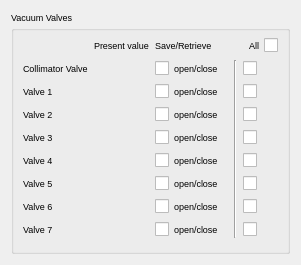
Qt form src/widgets/ui/snapshot_vacuum.ui (srgblnch/LinacGUI) before a commit.
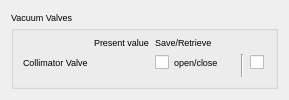
The same form after that commit. Custom widgets are drawn as their Qt base class.

The edit to the form file:
```diff
--- a/src/widgets/ui/snapshot_vacuum.ui
+++ b/src/widgets/ui/snapshot_vacuum.ui
@@ -6,8 +6,8 @@
    <rect>
     <x>0</x>
     <y>0</y>
-    <width>301</width>
-    <height>265</height>
+    <width>289</width>
+    <height>83</height>
    </rect>
   </property>
   <property name="font">
@@ -25,59 +25,6 @@
       <string>Vacuum Valves</string>
      </property>
      <layout class="QGridLayout" name="gridLayout_2">
-      <item row="5" column="1">
-       <widget class="TaurusLed" name="VaccumValve3Read">
-        <property name="minimumSize">
-         <size>
-          <width>15</width>
-          <height>15</height>
-         </size>
-        </property>
-        <property name="maximumSize">
-         <size>
-          <width>15</width>
-          <height>15</height>
-         </size>
-        </property>
-       </widget>
-      </item>
-      <item row="5" column="2" colspan="2">
-       <widget class="QCheckBox" name="VaccumValve3Write">
-        <property name="text">
-         <string>open/close</string>
-        </property>
-       </widget>
-      </item>
-      <item row="6" column="5">
-       <widget class="QCheckBox" name="VaccumValve4Check">
-        <property name="text">
-         <string/>
-        </property>
-       </widget>
-      </item>
-      <item row="7" column="0">
-       <widget class="QLabel" name="VaccumValve5Label">
-        <property name="text">
-         <string>Valve 5</string>
-        </property>
-       </widget>
-      </item>
-      <item row="7" column="1">
-       <widget class="TaurusLed" name="VaccumValve5Read">
-        <property name="minimumSize">
-         <size>
-          <width>15</width>
-          <height>15</height>
-         </size>
-        </property>
-        <property name="maximumSize">
-         <size>
-          <width>15</width>
-          <height>15</height>
-         </size>
-        </property>
-       </widget>
-      </item>
       <item row="2" column="1">
        <widget class="TaurusLed" name="VaccumCollimatorValveRead">
         <property name="minimumSize">
@@ -94,73 +41,6 @@
         </property>
        </widget>
       </item>
-      <item row="3" column="1">
-       <widget class="TaurusLed" name="VaccumValve1Read">
-        <property name="minimumSize">
-         <size>
-          <width>15</width>
-          <height>15</height>
-         </size>
-        </property>
-        <property name="maximumSize">
-         <size>
-          <width>15</width>
-          <height>15</height>
-         </size>
-        </property>
-       </widget>
-      </item>
-      <item row="3" column="2" colspan="2">
-       <widget class="QCheckBox" name="VaccumValve1Write">
-        <property name="text">
-         <string>open/close</string>
-        </property>
-       </widget>
-      </item>
-      <item row="3" column="5">
-       <widget class="QCheckBox" name="VaccumValve1Check">
-        <property name="text">
-         <string/>
-        </property>
-       </widget>
-      </item>
-      <item row="4" column="0">
-       <widget class="QLabel" name="VaccumValve2Label">
-        <property name="text">
-         <string>Valve 2</string>
-        </property>
-       </widget>
-      </item>
-      <item row="8" column="2" colspan="2">
-       <widget class="QCheckBox" name="VaccumValve6Write">
-        <property name="text">
-         <string>open/close</string>
-        </property>
-       </widget>
-      </item>
-      <item row="4" column="1">
-       <widget class="TaurusLed" name="VaccumValve2Read">
-        <property name="minimumSize">
-         <size>
-          <width>15</width>
-          <height>15</height>
-         </size>
-        </property>
-        <property name="maximumSize">
-         <size>
-          <width>15</width>
-          <height>15</height>
-         </size>
-        </property>
-       </widget>
-      </item>
-      <item row="4" column="2" colspan="2">
-       <widget class="QCheckBox" name="VaccumValve2Write">
-        <property name="text">
-         <string>open/close</string>
-        </property>
-       </widget>
-      </item>
       <item row="2" column="2" colspan="2">
        <widget class="QCheckBox" name="VaccumCollimatorValveWrite">
         <property name="text">
@@ -168,57 +48,6 @@
         </property>
        </widget>
       </item>
-      <item row="7" column="2" colspan="2">
-       <widget class="QCheckBox" name="VaccumValve5Write">
-        <property name="text">
-         <string>open/close</string>
-        </property>
-       </widget>
-      </item>
-      <item row="7" column="5">
-       <widget class="QCheckBox" name="VaccumValve5Check">
-        <property name="text">
-         <string/>
-        </property>
-       </widget>
-      </item>
-      <item row="4" column="5">
-       <widget class="QCheckBox" name="VaccumValve2Check">
-        <property name="text">
-         <string/>
-        </property>
-       </widget>
-      </item>
-      <item row="5" column="0">
-       <widget class="QLabel" name="VaccumValve3Label">
-        <property name="text">
-         <string>Valve 3</string>
-        </property>
-       </widget>
-      </item>
-      <item row="6" column="1">
-       <widget class="TaurusLed" name="VaccumValve4Read">
-        <property name="minimumSize">
-         <size>
-          <width>15</width>
-          <height>15</height>
-         </size>
-        </property>
-        <property name="maximumSize">
-         <size>
-          <width>15</width>
-          <height>15</height>
-         </size>
-        </property>
-       </widget>
-      </item>
-      <item row="6" column="2" colspan="2">
-       <widget class="QCheckBox" name="VaccumValve4Write">
-        <property name="text">
-         <string>open/close</string>
-        </property>
-       </widget>
-      </item>
       <item row="2" column="5">
        <widget class="QCheckBox" name="VaccumCollimatorValveCheck">
         <property name="text">
@@ -226,102 +55,7 @@
         </property>
        </widget>
       </item>
-      <item row="3" column="0">
-       <widget class="QLabel" name="VaccumValve1Label">
-        <property name="text">
-         <string>Valve 1</string>
-        </property>
-       </widget>
-      </item>
-      <item row="9" column="1">
-       <widget class="TaurusLed" name="VaccumValve7Read">
-        <property name="minimumSize">
-         <size>
-          <width>15</width>
-          <height>15</height>
-         </size>
-        </property>
-        <property name="maximumSize">
-         <size>
-          <width>15</width>
-          <height>15</height>
-         </size>
-        </property>
-       </widget>
-      </item>
-      <item row="9" column="2" colspan="2">
-       <widget class="QCheckBox" name="VaccumValve7Write">
-        <property name="text">
-         <string>open/close</string>
-        </property>
-       </widget>
-      </item>
-      <item row="9" column="5">
-       <widget class="QCheckBox" name="VaccumValve7Check">
-        <property name="text">
-         <string/>
-        </property>
-       </widget>
-      </item>
-      <item row="8" column="1">
-       <widget class="TaurusLed" name="VaccumValve6Read">
-        <property name="minimumSize">
-         <size>
-          <width>15</width>
-          <height>15</height>
-         </size>
-        </property>
-        <property name="maximumSize">
-         <size>
-          <width>15</width>
-          <height>15</height>
-         </size>
-        </property>
-       </widget>
-      </item>
-      <item row="8" column="5">
-       <widget class="QCheckBox" name="VaccumValve6Check">
-        <property name="text">
-         <string/>
-        </property>
-       </widget>
-      </item>
-      <item row="9" column="0">
-       <widget class="QLabel" name="VaccumValve7Label">
-        <property name="text">
-         <string>Valve 7</string>
-        </property>
-       </widget>
-      </item>
-      <item row="8" column="0">
-       <widget class="QLabel" name="VaccumValve6Label">
-        <property name="text">
-         <string>Valve 6</string>
-        </property>
-       </widget>
-      </item>
-      <item row="5" column="5">
-       <widget class="QCheckBox" name="VaccumValve3Check">
-        <property name="text">
-         <string/>
-        </property>
-       </widget>
-      </item>
-      <item row="6" column="0">
-       <widget class="QLabel" name="VaccumValve4Label">
-        <property name="text">
-         <string>Valve 4</string>
-        </property>
-       </widget>
-      </item>
-      <item row="2" column="0">
-       <widget class="QLabel" name="VaccumCollimatorValveLabel">
-        <property name="text">
-         <string>Collimator Valve</string>
-        </property>
-       </widget>
-      </item>
-      <item row="10" column="1">
+      <item row="4" column="1">
        <spacer name="verticalSpacer">
         <property name="orientation">
          <enum>Qt::Vertical</enum>
@@ -334,6 +68,20 @@
         </property>
        </spacer>
       </item>
+      <item row="2" column="0">
+       <widget class="QLabel" name="VaccumCollimatorValveLabel">
+        <property name="text">
+         <string>Collimator Valve</string>
+        </property>
+       </widget>
+      </item>
+      <item row="2" column="4" rowspan="2">
+       <widget class="Line" name="line">
+        <property name="orientation">
+         <enum>Qt::Vertical</enum>
+        </property>
+       </widget>
+      </item>
       <item row="1" column="1">
        <widget class="QLabel" name="PresentTitle">
         <property name="text">
@@ -348,23 +96,6 @@
         </property>
        </widget>
       </item>
-      <item row="2" column="4" rowspan="8">
-       <widget class="Line" name="line">
-        <property name="orientation">
-         <enum>Qt::Vertical</enum>
-        </property>
-       </widget>
-      </item>
-      <item row="1" column="5">
-       <widget class="QCheckBox" name="ToApplyTitle">
-        <property name="layoutDirection">
-         <enum>Qt::RightToLeft</enum>
-        </property>
-        <property name="text">
-         <string>All</string>
-        </property>
-       </widget>
-      </item>
      </layout>
     </widget>
    </item>
```
